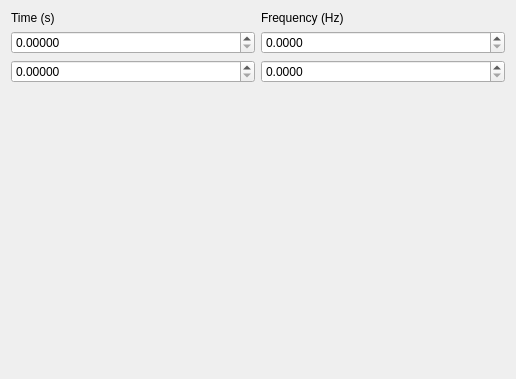
gustafsson/freq, file tools/selections/rectangleform.ui: the form before one commit.
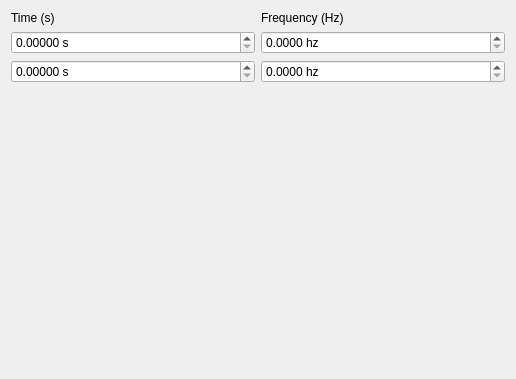
The form after the commit.

Commit message: Better rectangle form

What changed in the file:
```diff
--- a/tools/selections/rectangleform.ui
+++ b/tools/selections/rectangleform.ui
@@ -16,16 +16,28 @@
   <layout class="QGridLayout" name="gridLayout">
    <item row="2" column="1">
     <widget class="QDoubleSpinBox" name="spinBoxStartTime">
+     <property name="suffix">
+      <string> s</string>
+     </property>
      <property name="decimals">
       <number>5</number>
      </property>
+     <property name="maximum">
+      <double>2147483647.000000000000000</double>
+     </property>
     </widget>
    </item>
    <item row="4" column="1">
     <widget class="QDoubleSpinBox" name="spinBoxStopTime">
+     <property name="suffix">
+      <string> s</string>
+     </property>
      <property name="decimals">
       <number>5</number>
      </property>
+     <property name="maximum">
+      <double>2147483647.000000000000000</double>
+     </property>
     </widget>
    </item>
    <item row="1" column="1">
@@ -44,6 +56,9 @@
    </item>
    <item row="2" column="2">
     <widget class="QDoubleSpinBox" name="spinBoxStartFrequency">
+     <property name="suffix">
+      <string> hz</string>
+     </property>
      <property name="decimals">
       <number>4</number>
      </property>
@@ -51,6 +66,9 @@
    </item>
    <item row="4" column="2">
     <widget class="QDoubleSpinBox" name="spinBoxStopFrequency">
+     <property name="suffix">
+      <string> hz</string>
+     </property>
      <property name="decimals">
       <number>4</number>
      </property>
```
The commit also changes 4 other files.
